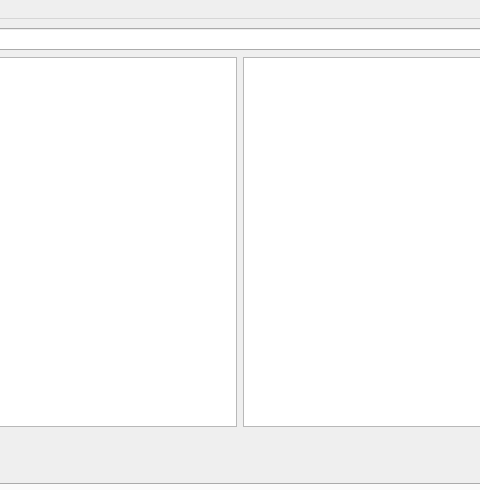
Above: ShikiRename/ShikiRename.ui from PinguinAman/ShikiRename before the change; both pictures show x 361 to 841 and y 0 to 490 of the 1202 by 887 pixel window. Below: the same form after it.
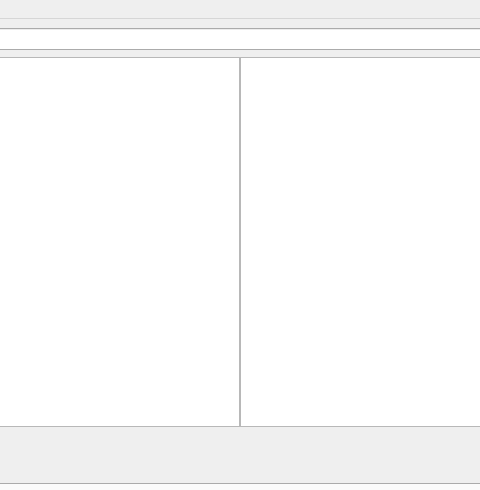
That is the form after the change. Icons and pictures are not drawn.

Commit message: Both lists now share a single scrollbar.

```diff
--- a/ShikiRename/ShikiRename.ui
+++ b/ShikiRename/ShikiRename.ui
@@ -96,6 +96,9 @@
       </item>
       <item>
        <layout class="QHBoxLayout" name="hLayout_Lists">
+        <property name="spacing">
+         <number>0</number>
+        </property>
         <item>
          <widget class="QListWidget" name="currentList">
           <property name="maximumSize">
```
The commit also changes 2 other files.
